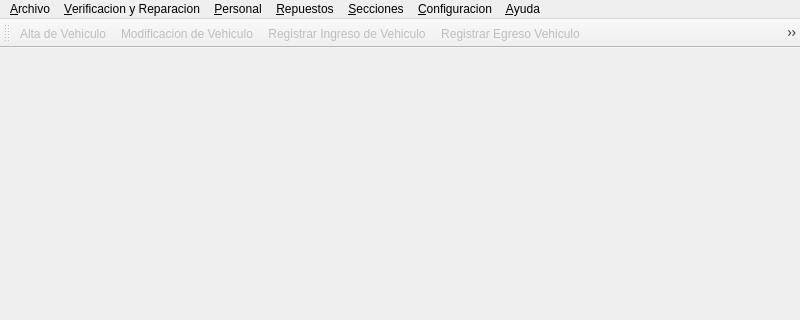
Old version of the form src/ui/MainWindowExample.ui in the repository guilleurrutia10/division-transporte; both pictures show x 0 to 800 and y 0 to 320 of the 800 by 600 pixel window.
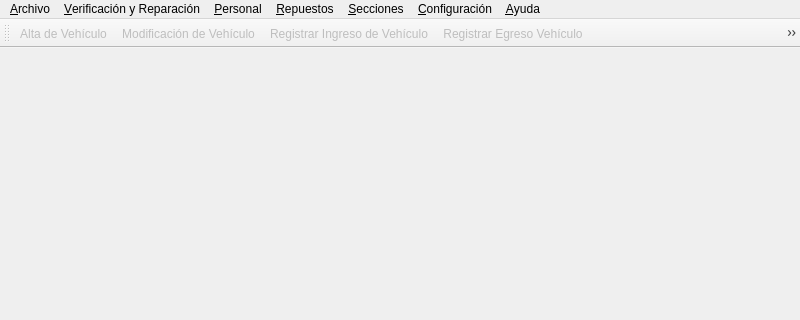
New version of the form. Icons and pictures are not drawn.

Commit message: Alta Tipo de Reparacion. Recepcion pedido de actuacion, falta mejorar, pero anda. Modificaciones a la MainWindow. Yapa, labels con css

```diff
--- a/src/ui/MainWindowExample.ui
+++ b/src/ui/MainWindowExample.ui
@@ -54,7 +54,7 @@
    </widget>
    <widget class="QMenu" name="menuVerificacion_y_Reparacion">
     <property name="title">
-     <string>&amp;Verificacion y Reparacion</string>
+     <string>&amp;Verificación y Reparación</string>
     </property>
     <widget class="QMenu" name="menuListados_de_Vehiculos">
      <property name="title">
@@ -142,7 +142,7 @@
    </widget>
    <widget class="QMenu" name="menuConfiguracion">
     <property name="title">
-     <string>&amp;Configuracion</string>
+     <string>&amp;Configuración</string>
     </property>
     <addaction name="actionPreferencias"/>
    </widget>
@@ -235,7 +235,7 @@
      <normaloff>:/recursos/iconos/car/new_car-icon.png</normaloff>:/recursos/iconos/car/new_car-icon.png</iconset>
    </property>
    <property name="text">
-    <string>&amp;Alta de Vehiculo</string>
+    <string>&amp;Alta de Vehículo</string>
    </property>
    <property name="toolTip">
     <string>Haga click aquí para crear un nuevo vehículo</string>
@@ -259,7 +259,7 @@
      <normaloff>:/recursos/iconos/car/edit_car-icon.png</normaloff>:/recursos/iconos/car/edit_car-icon.png</iconset>
    </property>
    <property name="text">
-    <string>&amp;Modificacion de Vehiculo</string>
+    <string>&amp;Modificación de Vehículo</string>
    </property>
    <property name="toolTip">
     <string>Haga click aquí para modificar los datos de un vehículo</string>
@@ -280,7 +280,7 @@
      <normaloff>:/recursos/iconos/car/ingreso_car-icon.png</normaloff>:/recursos/iconos/car/ingreso_car-icon.png</iconset>
    </property>
    <property name="text">
-    <string>&amp;Registrar Ingreso de Vehiculo</string>
+    <string>&amp;Registrar Ingreso de Vehículo</string>
    </property>
    <property name="toolTip">
     <string>Haga click aquí para registrar el ingreso de un vehículo existente</string>
@@ -322,7 +322,7 @@
      <normaloff>:/recursos/iconos/car/egreso_car-icon.png</normaloff>:/recursos/iconos/car/egreso_car-icon.png</iconset>
    </property>
    <property name="text">
-    <string>&amp;Registrar Egreso Vehiculo</string>
+    <string>&amp;Registrar Egreso Vehículo</string>
    </property>
    <property name="toolTip">
     <string>Haga click aquí para registrar el egreso de un vehículo</string>
@@ -343,7 +343,7 @@
      <normaloff>:/recursos/iconos/car/planificar-icon.png</normaloff>:/recursos/iconos/car/planificar-icon.png</iconset>
    </property>
    <property name="text">
-    <string>&amp;Planificar Reparaciones de Vehiculo</string>
+    <string>&amp;Planificar Reparaciones de Vehículo</string>
    </property>
    <property name="toolTip">
     <string>Haga click aquí para  planificar las reparaciones de un vehículo </string>
@@ -482,7 +482,7 @@
      <normaloff>:/recursos/iconos/personal/modificar_persona-icon.png</normaloff>:/recursos/iconos/personal/modificar_persona-icon.png</iconset>
    </property>
    <property name="text">
-    <string>&amp;Modificacion de Personal</string>
+    <string>&amp;Modificación de Personal</string>
    </property>
    <property name="toolTip">
     <string>Haga click aquí para modificar los datos de un empleado</string>
@@ -503,7 +503,7 @@
      <normaloff>:/recursos/iconos/personal/change_person-icon.png</normaloff>:/recursos/iconos/personal/change_person-icon.png</iconset>
    </property>
    <property name="text">
-    <string>&amp;Cambiar de Seccion a un Empleado</string>
+    <string>&amp;Cambiar de Sección a un Empleado</string>
    </property>
    <property name="toolTip">
     <string>Haga click aquí para cambiar de sección a un empleado</string>
@@ -524,7 +524,7 @@
      <normaloff>:/recursos/iconos/personal/cambiar_encargado-icon.png</normaloff>:/recursos/iconos/personal/cambiar_encargado-icon.png</iconset>
    </property>
    <property name="text">
-    <string>&amp;Cambiar el Encargado de una Seccion</string>
+    <string>&amp;Cambiar el Encargado de una Sección</string>
    </property>
    <property name="toolTip">
     <string>Haga click aquí para cambiar el encargado de una sección</string>
@@ -545,7 +545,7 @@
      <normaloff>:/recursos/iconos/personal/remove_de_seccion-icon.png</normaloff>:/recursos/iconos/personal/remove_de_seccion-icon.png</iconset>
    </property>
    <property name="text">
-    <string>&amp;Remover Empleado de Seccion</string>
+    <string>&amp;Remover Empleado de Sección</string>
    </property>
    <property name="toolTip">
     <string>Haga click aquí para remover un empleado de una sección</string>
```
Left out of the diff: 52 changed lines with no effect on the pictures. The commit also changes 33 other files.
